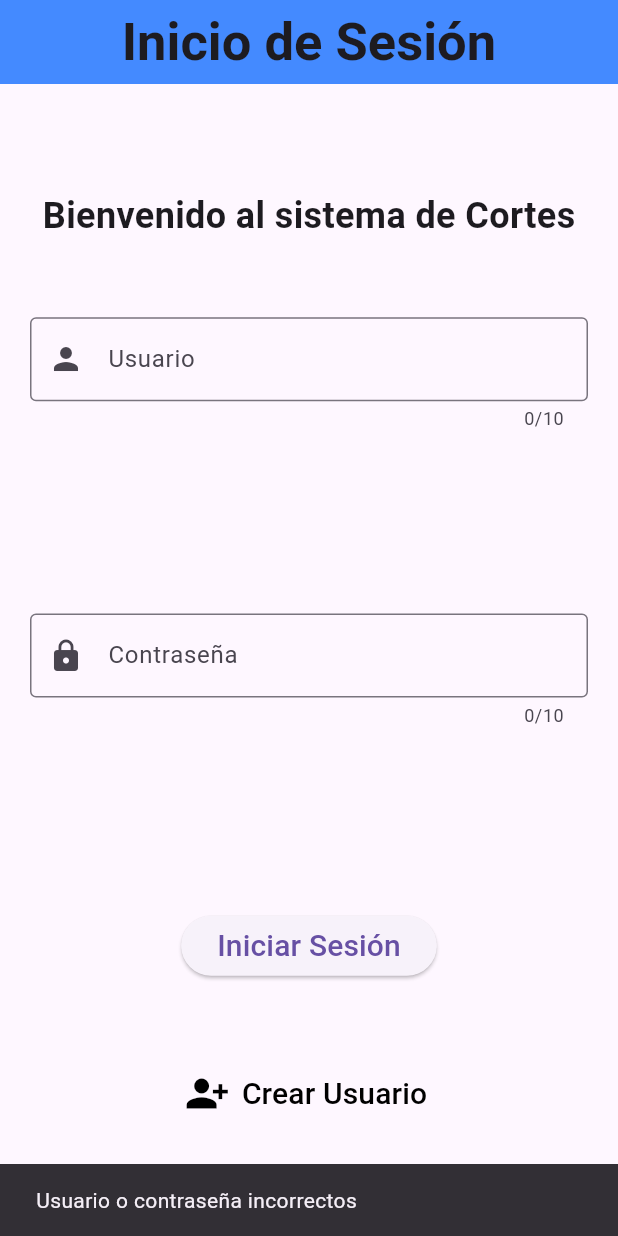
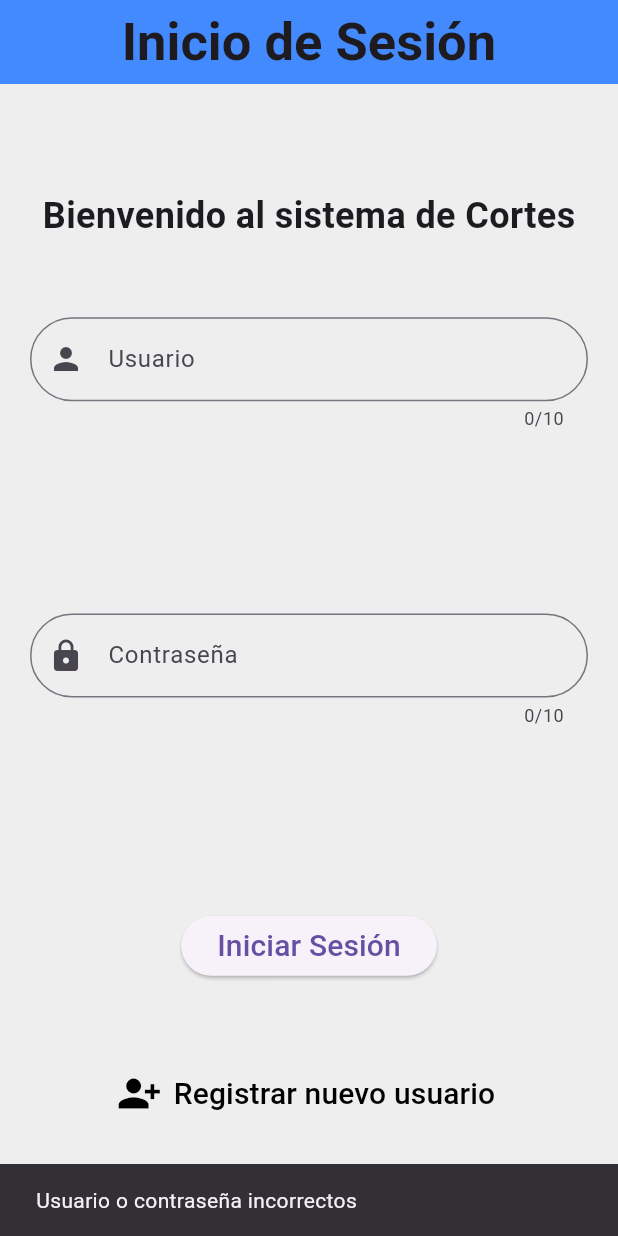
Before and after one commit to Jucar-2021/cortes, a Flutter app: the screen it shows after launch, after a tap on "Iniciar Sesión", on a phone screen of 412 x 824 dp. Run offline on Flutter 3.47's test engine with Material 3 defaults, Android fonts, the phone set to English and light mode, and no system bars; missing offline and left inert: mysql1.

Commit message:
actualizacion de lib cob

```diff
--- a/lib/main.dart
+++ b/lib/main.dart
@@ -2,7 +2,8 @@ import 'package:flutter/material.dart';
 import 'package:flutter_localizations/flutter_localizations.dart';
 import 'db.dart';
 import 'captura.dart';
-import 'loggin.dart'; // Debe contener Captura/Ingreso SIN MaterialApp anidado
+import 'loggin.dart';
+import 'registroUser.dart'; // Debe contener Captura/Ingreso SIN MaterialApp anidado
 
 void main() {
   runApp(const MyApp());
@@ -33,7 +34,15 @@ class MyApp extends StatelessWidget {
       initialRoute: '/login',
       routes: {
         '/login': (_) => const Cortes(), // pantalla de inicio de sesión
-        '/captura': (_) => const Captura() // pantalla con el datepicker
+      },
+      onGenerateRoute: (settings) {
+        if (settings.name == '/captura') {
+          final args = settings.arguments as String?;
+          return MaterialPageRoute(
+            builder: (_) => Captura(usuario: args ?? ''),
+          );
+        }
+        return null;
       },
     );
   }
@@ -73,11 +82,12 @@ class _CortesState extends State<Cortes> {
     if (!mounted) return;
 
     if (ok) {
-      // Usa pushNamed para poder regresar con el botón atrás si lo deseas
-      Navigator.pushReplacementNamed(context, '/captura');
-      // Si NO quieres que regrese, usa pushReplacementNamed:
-      // Navigator.pushReplacementNamed(context, '/captura');
-      // (pero entonces no habrá "atráss")
+      // Pasa el usuario autenticado a Captura
+      Navigator.pushReplacementNamed(
+        context,
+        '/captura',
+        arguments: usuario.text.trim(),
+      );
     } else {
       ScaffoldMessenger.of(context).showSnackBar(
         const SnackBar(content: Text('Usuario o contraseña incorrectos')),
@@ -96,7 +106,8 @@ class _CortesState extends State<Cortes> {
           style: TextStyle(fontSize: 35, fontWeight: FontWeight.bold),
         ),
       ),
-      body: Padding(
+      body: Container(
+        color: Colors.grey[200],
         padding: const EdgeInsets.all(20),
         child: Column(
           mainAxisAlignment: MainAxisAlignment.spaceEvenly,
@@ -109,7 +120,9 @@ class _CortesState extends State<Cortes> {
               maxLength: 10,
               controller: usuario,
               decoration: const InputDecoration(
-                border: OutlineInputBorder(),
+                border: OutlineInputBorder(
+                  borderRadius: BorderRadius.all(Radius.circular(30)),
+                ),
                 labelText: 'Usuario',
                 hintText: 'Ingrese su usuario',
                 prefixIcon: Icon(Icons.person),
@@ -121,7 +134,9 @@ class _CortesState extends State<Cortes> {
               controller: pass,
               obscureText: true,
               decoration: const InputDecoration(
-                border: OutlineInputBorder(),
+                border: OutlineInputBorder(
+                  borderRadius: BorderRadius.all(Radius.circular(30)),
+                ),
                 labelText: 'Contraseña',
                 hintText: 'Ingrese su contraseña',
                 prefixIcon: Icon(Icons.lock),
@@ -137,10 +152,16 @@ class _CortesState extends State<Cortes> {
             TextButton.icon(
               onPressed: () {
                 // TODO: navegar a crear usuario si aplica
+                Navigator.push(
+                  context,
+                  MaterialPageRoute(
+                    builder: (context) => const Registro(),
+                  ),
+                );
               },
               icon: const Icon(Icons.person_add_alt_1,
                   color: Colors.black, size: 30),
-              label: const Text('Crear Usuario',
+              label: const Text('Registrar nuevo usuario',
                   style: TextStyle(fontSize: 20, color: Colors.black)),
             ),
           ],
```
Also changed, not shown: lib/captura.dart (+19 -1 lines), lib/loggin.dart (+28 -0 lines), lib/registroUser.dart (added, +113 -0 lines).
